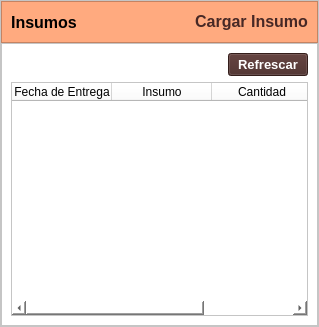
The window that gui/listado_insumos.ui (ayenaccarato/Marcanac) describes before a commit, drawn with Qt 5.
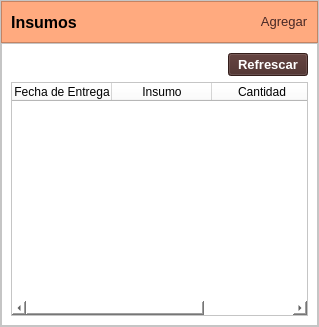
The same window after the commit. Icons and pictures are not drawn.

What changed in the file:
```diff
--- a/gui/listado_insumos.ui
+++ b/gui/listado_insumos.ui
@@ -136,9 +136,9 @@
             <property name="font">
              <font>
               <family>Segoe UI</family>
-              <pointsize>12</pointsize>
-              <weight>75</weight>
-              <bold>true</bold>
+              <pointsize>10</pointsize>
+              <weight>50</weight>
+              <bold>false</bold>
              </font>
             </property>
             <property name="cursor">
@@ -148,7 +148,17 @@
              <string notr="true">color: rgb(71, 40, 37);</string>
             </property>
             <property name="text">
-             <string>Cargar Insumo</string>
+             <string>Agregar</string>
+            </property>
+            <property name="icon">
+             <iconset>
+              <normaloff>imagenes/registro.png</normaloff>imagenes/registro.png</iconset>
+            </property>
+            <property name="iconSize">
+             <size>
+              <width>25</width>
+              <height>25</height>
+             </size>
             </property>
            </widget>
           </item>
```
